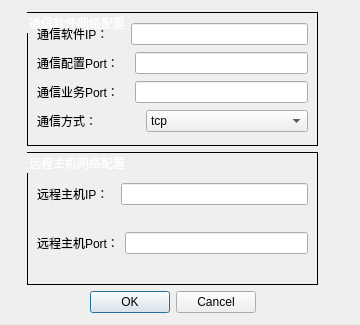
This is MidSoftUI/comm_config_dlg.ui in yacbo/Co-Simulation as Qt 5 draws it before an edit. The edited form follows.
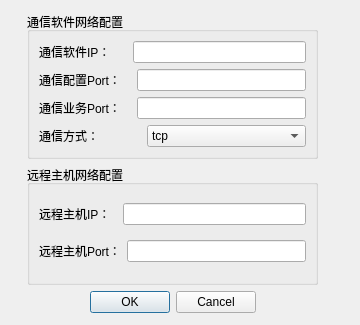
This is the edited form. Icons and pictures are not drawn.

The edit to the form file:
```diff
--- a/MidSoftUI/comm_config_dlg.ui
+++ b/MidSoftUI/comm_config_dlg.ui
@@ -39,7 +39,7 @@
     <item>
      <widget class="QGroupBox" name="groupBox">
       <property name="styleSheet">
-       <string notr="true">QGroupBox{color:white;border:1px solid black;}</string>
+       <string notr="true"/>
       </property>
       <property name="title">
        <string>通信软件网络配置</string>
@@ -129,8 +129,11 @@
     </item>
     <item>
      <widget class="QGroupBox" name="groupBox_2">
+      <property name="autoFillBackground">
+       <bool>false</bool>
+      </property>
       <property name="styleSheet">
-       <string notr="true">QGroupBox{color:white;border:1px solid black;}</string>
+       <string notr="true"/>
       </property>
       <property name="title">
        <string>远程主机网络配置</string>
```
Left out of the diff: 8 changed lines with no effect on the pictures.
